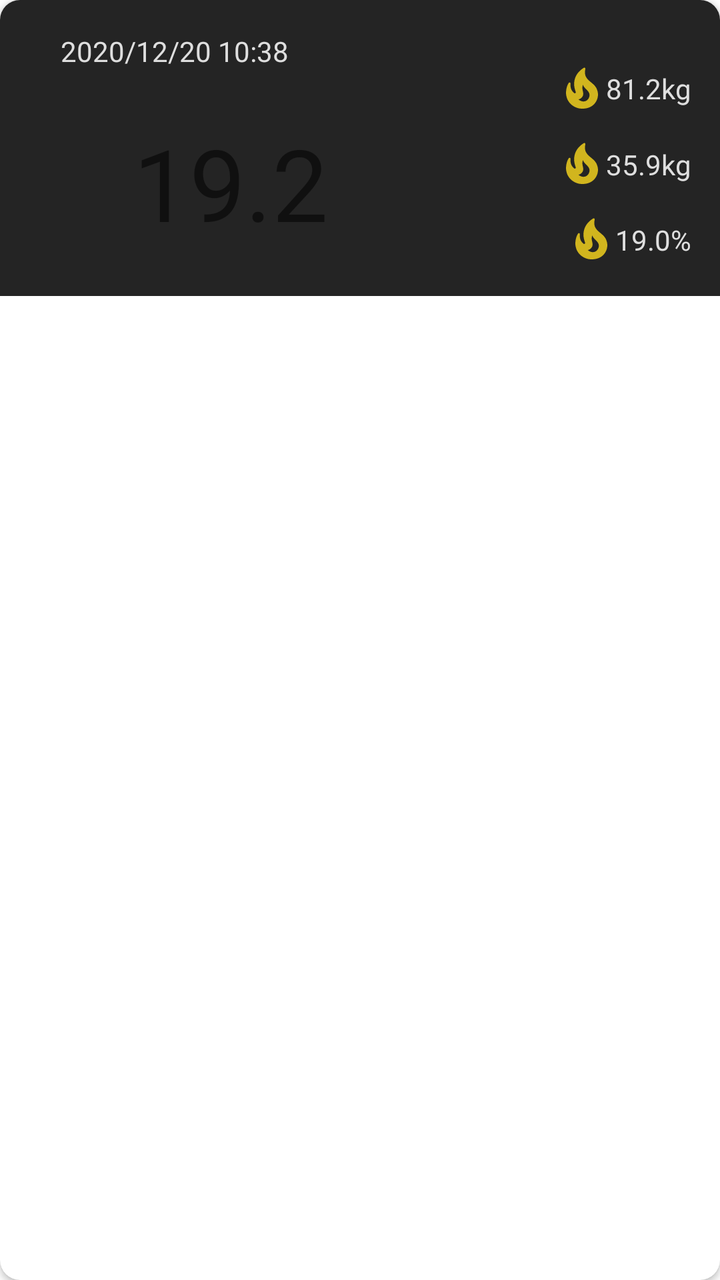
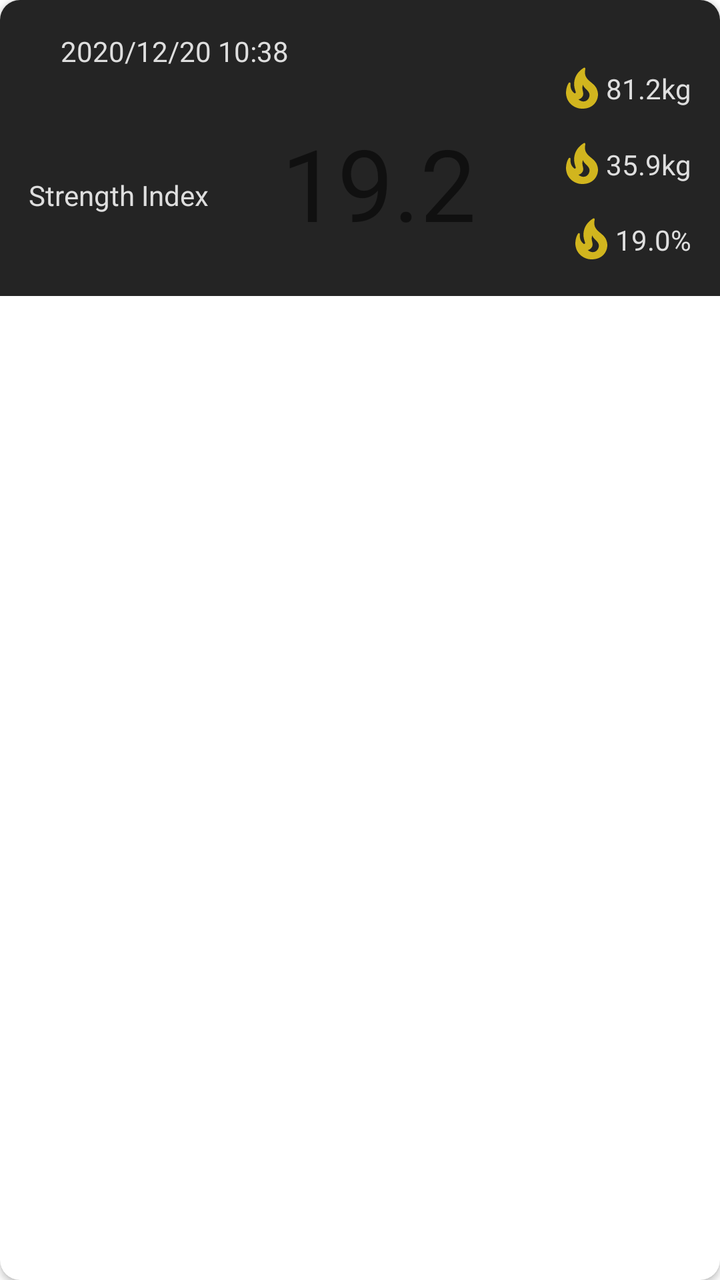

Compare the two renders of this Android layout. The source of the first and the diff that turns it into the second are given below.
<!-- AndroidManifest.xml: application theme Theme.ReformfitApp.NoActionBar -->
<!-- res/layout/yougjiu_health_report_container.xml -->
<?xml version="1.0" encoding="utf-8"?>
<androidx.cardview.widget.CardView xmlns:android="http://schemas.android.com/apk/res/android"
    xmlns:app="http://schemas.android.com/apk/res-auto"
    xmlns:tools="http://schemas.android.com/tools"
    android:layout_width="match_parent"
    android:layout_height="wrap_content"
    app:cardCornerRadius="10dp">


    <androidx.constraintlayout.widget.ConstraintLayout
        android:layout_width="match_parent"
        android:layout_height="wrap_content"
        android:background="@color/black3"
        android:id="@+id/constraintLayout">


        <ImageView
            android:id="@+id/imageView25"
            android:layout_width="wrap_content"
            android:layout_height="wrap_content"
            app:layout_constraintBottom_toBottomOf="@+id/weight"
            app:layout_constraintEnd_toStartOf="@+id/weight"
            app:layout_constraintTop_toTopOf="@+id/weight"
            app:srcCompat="@drawable/burn_group_service" />

        <ImageView
            android:id="@+id/imageView29"
            android:layout_width="wrap_content"
            android:layout_height="wrap_content"
            app:layout_constraintBottom_toBottomOf="@+id/muscle_amt"
            app:layout_constraintEnd_toStartOf="@+id/muscle_amt"
            app:layout_constraintTop_toTopOf="@+id/muscle_amt"
            app:srcCompat="@drawable/burn_group_service" />

        <ImageView
            android:id="@+id/imageView30"
            android:layout_width="wrap_content"
            android:layout_height="wrap_content"
            app:layout_constraintBottom_toBottomOf="@+id/body_fat"
            app:layout_constraintEnd_toStartOf="@+id/body_fat"
            app:layout_constraintTop_toTopOf="@+id/body_fat"
            app:srcCompat="@drawable/burn_group_service" />

        <TextView
            android:id="@+id/weight"
            android:layout_width="wrap_content"
            android:layout_height="wrap_content"
            android:layout_marginTop="16dp"
            android:text="81.2kg"
            android:textColor="@color/white"
            app:layout_constraintBottom_toTopOf="@+id/muscle_amt"
            app:layout_constraintEnd_toStartOf="@+id/guideline68"
            app:layout_constraintTop_toTopOf="parent" />

        <TextView
            android:id="@+id/muscle_amt"
            android:layout_width="wrap_content"
            android:layout_height="wrap_content"
            android:text="35.9kg"
            android:textColor="@color/white"
            app:layout_constraintBottom_toTopOf="@+id/body_fat"
            app:layout_constraintEnd_toStartOf="@+id/guideline68"
            app:layout_constraintTop_toBottomOf="@+id/weight" />

        <TextView
            android:id="@+id/body_fat"
            android:layout_width="wrap_content"
            android:layout_height="wrap_content"
            android:text="19.0%"
            android:textColor="@color/white"
            app:layout_constraintBottom_toBottomOf="parent"
            app:layout_constraintEnd_toStartOf="@+id/guideline68"
            app:layout_constraintTop_toBottomOf="@+id/muscle_amt" />

        <androidx.constraintlayout.widget.Guideline
            android:id="@+id/guideline67"
            android:layout_width="wrap_content"
            android:layout_height="wrap_content"
            android:orientation="vertical"
            app:layout_constraintGuide_percent="0.04" />

        <androidx.constraintlayout.widget.Guideline
            android:id="@+id/guideline68"
            android:layout_width="wrap_content"
            android:layout_height="wrap_content"
            android:orientation="vertical"
            app:layout_constraintGuide_percent="0.96" />

        <TextView
            android:id="@+id/report_time"
            android:layout_width="wrap_content"
            android:layout_height="wrap_content"
            android:layout_marginStart="16dp"
            android:layout_marginTop="16dp"
            android:text="2020/12/20 10:38"
            android:textColor="@color/white"
            app:layout_constraintStart_toStartOf="@+id/guideline67"
            app:layout_constraintTop_toTopOf="parent" />

        <TextView
            android:id="@+id/muscle_index"
            android:layout_width="170dp"
            android:layout_height="81dp"
            android:layout_marginStart="16dp"
            android:layout_marginTop="16dp"
            android:gravity="center"
            android:text="19.2"
            android:textSize="50sp"
            app:layout_constraintStart_toStartOf="@+id/guideline67"
            app:layout_constraintTop_toBottomOf="@+id/report_time" />


        <LinearLayout
            android:id="@+id/star_list"
            android:layout_width="0dp"
            android:layout_height="wrap_content"
            android:layout_marginTop="16dp"
            android:orientation="horizontal"
            app:layout_constraintEnd_toEndOf="@+id/muscle_index"
            app:layout_constraintStart_toStartOf="@+id/muscle_index"
            app:layout_constraintTop_toBottomOf="@+id/muscle_index" />


    </androidx.constraintlayout.widget.ConstraintLayout>

</androidx.cardview.widget.CardView>
<!-- resources referenced by this layout -->
<resources>
  <color name="black3">#242424</color>
  <color name="white">#dedede</color>
  <!-- drawable burn_group_service (drawable-anydpi) -->
  <vector xmlns:android="http://schemas.android.com/apk/res/android"
      android:width="24dp"
      android:height="24dp"
      android:viewportWidth="24"
      android:viewportHeight="24"
      android:tint="@color/yellow"
      android:alpha="0.8">
    <path
        android:fillColor="@android:color/white"
        android:pathData="M19.48,12.35c-1.57,-4.08 -7.16,-4.3 -5.81,-10.23c0.1,-0.44 -0.37,-0.78 -0.75,-0.55C9.29,3.71 6.68,8 8.87,13.62c0.18,0.46 -0.36,0.89 -0.75,0.59c-1.81,-1.37 -2,-3.34 -1.84,-4.75c0.06,-0.52 -0.62,-0.77 -0.91,-0.34C4.69,10.16 4,11.84 4,14.37c0.38,5.6 5.11,7.32 6.81,7.54c2.43,0.31 5.06,-0.14 6.95,-1.87C19.84,18.11 20.6,15.03 19.48,12.35zM10.2,17.38c1.44,-0.35 2.18,-1.39 2.38,-2.31c0.33,-1.43 -0.96,-2.83 -0.09,-5.09c0.33,1.87 3.27,3.04 3.27,5.08C15.84,17.59 13.1,19.76 10.2,17.38z"/>
  </vector>
  <style name="Theme.ReformfitApp.NoActionBar">
          <item name="windowActionBar">false</item>
          <item name="windowNoTitle">true</item>
      </style>
  <color name="yellow">#fcd91b</color>
</resources>

<!-- the commit's change to res/layout/yougjiu_health_report_container.xml (unified diff, before → after) -->
@@ -97,18 +97,17 @@
             app:layout_constraintStart_toStartOf="@+id/guideline67"
             app:layout_constraintTop_toTopOf="parent" />
 
+
         <TextView
             android:id="@+id/muscle_index"
             android:layout_width="170dp"
             android:layout_height="81dp"
-            android:layout_marginStart="16dp"
             android:layout_marginTop="16dp"
             android:gravity="center"
             android:text="19.2"
             android:textSize="50sp"
-            app:layout_constraintStart_toStartOf="@+id/guideline67"
+            app:layout_constraintStart_toEndOf="@+id/textView118"
             app:layout_constraintTop_toBottomOf="@+id/report_time" />
-
 
         <LinearLayout
             android:id="@+id/star_list"
@@ -117,8 +116,21 @@
             android:layout_marginTop="16dp"
             android:orientation="horizontal"
             app:layout_constraintEnd_toEndOf="@+id/muscle_index"
-            app:layout_constraintStart_toStartOf="@+id/muscle_index"
+            app:layout_constraintStart_toEndOf="@+id/textView118"
+            app:layout_constraintStart_toStartOf="@+id/textView118"
             app:layout_constraintTop_toBottomOf="@+id/muscle_index" />
+
+        <TextView
+            android:id="@+id/textView118"
+            android:layout_width="wrap_content"
+            android:layout_height="wrap_content"
+            android:layout_marginTop="37dp"
+            android:layout_marginBottom="25dp"
+            android:text="Strength Index"
+            android:textColor="@color/white"
+            app:layout_constraintBottom_toBottomOf="@+id/muscle_index"
+            app:layout_constraintStart_toStartOf="@+id/guideline67"
+            app:layout_constraintTop_toTopOf="@+id/muscle_index" />
 
 
     </androidx.constraintlayout.widget.ConstraintLayout>
